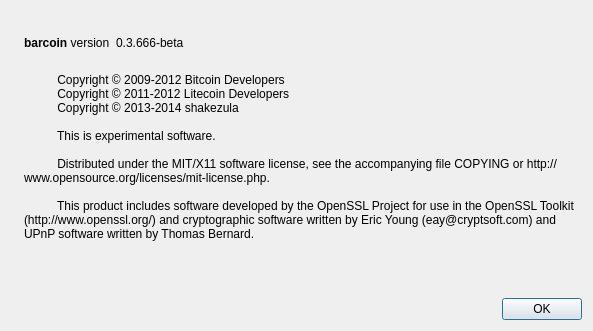
Before: the Qt Designer form src/qt/forms/aboutdialog.ui in rampcoin/rampcoin, drawn with Qt 5.
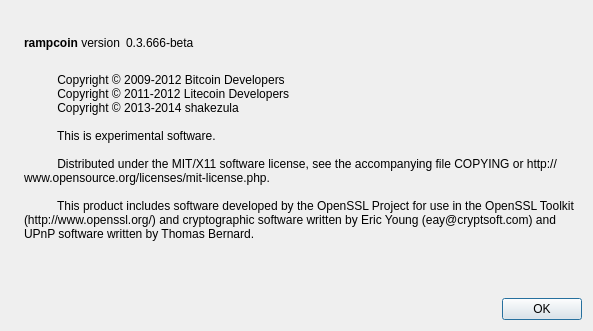
After: the same form once the commit is applied. Icons and pictures are not drawn.

```diff
--- a/src/qt/forms/aboutdialog.ui
+++ b/src/qt/forms/aboutdialog.ui
@@ -50,7 +50,7 @@
           <cursorShape>IBeamCursor</cursorShape>
          </property>
          <property name="text">
-          <string>&lt;b&gt;barcoin&lt;/b&gt; version</string>
+          <string>&lt;b&gt;rampcoin&lt;/b&gt; version</string>
          </property>
          <property name="textInteractionFlags">
           <set>Qt::LinksAccessibleByMouse|Qt::TextSelectableByKeyboard|Qt::TextSelectableByMouse</set>
```
Left out of the diff: 2 changed lines with no effect on the pictures.
